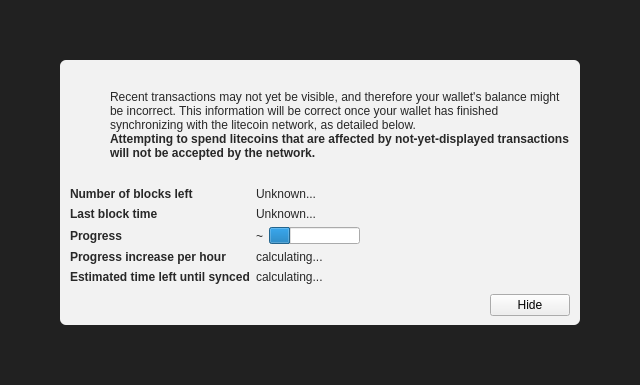
The window that src/qt/forms/modaloverlay.ui (tocacyy/GoldCoin) describes before a commit, drawn with Qt 5.
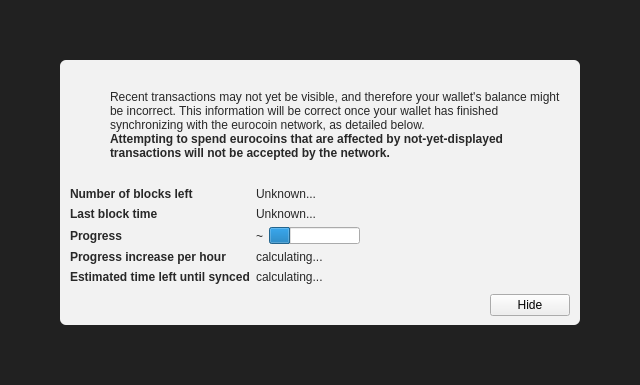
The same window after the commit. Icons and pictures are not drawn. Custom widgets are drawn as their Qt base class.

What changed in the file:
```diff
--- a/src/qt/forms/modaloverlay.ui
+++ b/src/qt/forms/modaloverlay.ui
@@ -130,7 +130,7 @@
              <item>
               <widget class="QLabel" name="infoText">
                <property name="text">
-                <string>Recent transactions may not yet be visible, and therefore your wallet's balance might be incorrect. This information will be correct once your wallet has finished synchronizing with the litecoin network, as detailed below.</string>
+                <string>Recent transactions may not yet be visible, and therefore your wallet's balance might be incorrect. This information will be correct once your wallet has finished synchronizing with the eurocoin network, as detailed below.</string>
                </property>
                <property name="textFormat">
                 <enum>Qt::RichText</enum>
@@ -149,7 +149,7 @@
                 </font>
                </property>
                <property name="text">
-                <string>Attempting to spend litecoins that are affected by not-yet-displayed transactions will not be accepted by the network.</string>
+                <string>Attempting to spend eurocoins that are affected by not-yet-displayed transactions will not be accepted by the network.</string>
                </property>
                <property name="textFormat">
                 <enum>Qt::RichText</enum>
```
